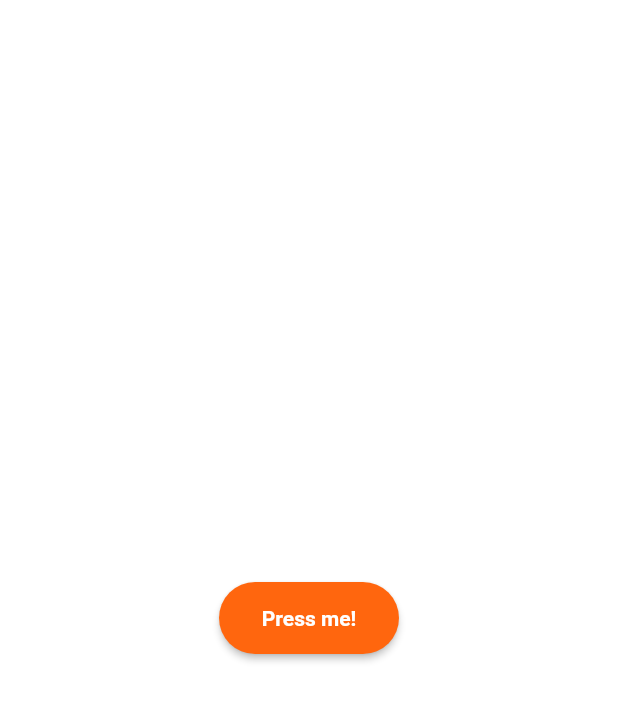
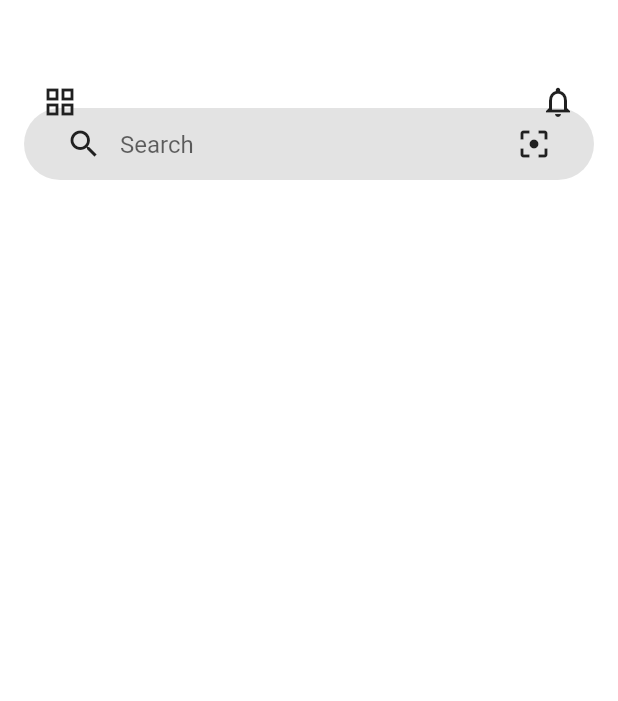
Before and after one commit to luiscl32/flutter_samples, a Flutter app: the screen it shows after launch, on a phone screen of 412 x 824 dp. Shown: the top 701 px of the screen. Run offline on Flutter 3.47's test engine with Material 2 defaults, Android fonts, the phone set to English and light mode, and no system bars; our stand-ins replace flutter_svg; missing offline and left inert: introduction_slider.

Commit message:
feat: :art: adding search bar

```diff
--- a/store_app/lib/presentation/commons/commons.dart
+++ b/store_app/lib/presentation/commons/commons.dart
@@ -1 +1,4 @@
+export 'package:store_app/presentation/commons/custom_appbar.dart';
 export 'package:store_app/presentation/commons/custom.btn.dart';
+export 'package:store_app/presentation/commons/circle_icon.btn.dart';
+export 'package:store_app/presentation/commons/custom_search_bar.dart';
--- /dev/null
+++ b/store_app/lib/presentation/commons/custom_appbar.dart
@@ -0,0 +1,37 @@
+import 'package:flutter/material.dart';
+import 'package:store_app/presentation/commons/commons.dart';
+
+class CustomAppbar extends StatelessWidget implements PreferredSizeWidget {
+  const CustomAppbar({super.key});
+
+  @override
+  Widget build(BuildContext context) {
+    return Padding(
+      padding: const EdgeInsets.only(top: kToolbarHeight),
+      child: SizedBox(
+        width: double.infinity,
+        height: 60,
+        child: Padding(
+          padding: const EdgeInsetsDirectional.symmetric(horizontal: 16),
+          child: Row(
+            mainAxisAlignment: MainAxisAlignment.spaceBetween,
+            crossAxisAlignment: CrossAxisAlignment.center,
+            children: [
+              CircleIconBtn(
+                icon: Icons.grid_view_outlined,
+                onTap: () {},
+              ),
+              CircleIconBtn(
+                icon: Icons.notifications_outlined,
+                onTap: () {},
+              ),
+            ],
+          ),
+        ),
+      ),
+    );
+  }
+
+  @override
+  Size get preferredSize => const Size.fromHeight(kToolbarHeight);
+}
--- /dev/null
+++ b/store_app/lib/presentation/commons/custom_search_bar.dart
@@ -0,0 +1,30 @@
+import 'package:flutter/material.dart';
+import 'package:store_app/presentation/config/theme.dart';
+
+class CustomSearchbar extends StatelessWidget {
+  const CustomSearchbar({super.key});
+
+  @override
+  Widget build(BuildContext context) {
+    return Container(
+      width: double.infinity,
+      height: 48,
+      decoration: BoxDecoration(
+          color: const Color(ColorsPallete.background),
+          borderRadius: BorderRadius.circular(100)),
+      padding: const EdgeInsets.symmetric(horizontal: 16),
+      child: TextField(
+        onChanged: (value) => {},
+        decoration: const InputDecoration(
+          hintText: 'Search',
+          hintStyle: TextStyle(height: 1.4),
+          border: InputBorder.none,
+          prefixIcon: Icon(Icons.search),
+          prefixIconColor: Color(ColorsPallete.text),
+          suffixIcon: Icon(Icons.filter_center_focus),
+          suffixIconColor: Color(ColorsPallete.text),
+        ),
+      ),
+    );
+  }
+}
--- a/store_app/lib/presentation/config/theme.dart
+++ b/store_app/lib/presentation/config/theme.dart
@@ -30,5 +30,9 @@ class CustomTheme {
   CustomTheme._();
   static ThemeData theme = ThemeData(
     scaffoldBackgroundColor: const Color(ColorsPallete.backgroundWhite),
+    appBarTheme: const AppBarTheme(
+      backgroundColor: Color(ColorsPallete.backgroundWhite),
+      elevation: 0,
+    ),
   );
 }
--- a/store_app/lib/presentation/screens/dashboard/dashboard.page.dart
+++ b/store_app/lib/presentation/screens/dashboard/dashboard.page.dart
@@ -1,4 +1,5 @@
 import 'package:flutter/material.dart';
+import 'package:store_app/presentation/commons/commons.dart';
 import 'package:store_app/presentation/screens/dashboard/dashboard.view.dart';
 
 class DashboardPage extends StatelessWidget {
@@ -7,6 +8,7 @@ class DashboardPage extends StatelessWidget {
   @override
   Widget build(BuildContext context) {
     return const Scaffold(
+      appBar: CustomAppbar(),
       body: DashboardView(),
     );
   }
--- a/store_app/lib/presentation/screens/dashboard/dashboard.view.dart
+++ b/store_app/lib/presentation/screens/dashboard/dashboard.view.dart
@@ -6,17 +6,16 @@ class DashboardView extends StatelessWidget {
 
   @override
   Widget build(BuildContext context) {
-    return Column(
-      children: [
-        Expanded(child: Container()),
-        Center(
-          child: CustomButton(
-            buttonText: 'Press me!',
-            onPressed: () {},
+    return const Padding(
+      padding: EdgeInsets.symmetric(horizontal: 16),
+      child: Column(
+        children: [
+          SizedBox(
+            height: 16,
           ),
-        ),
-        Expanded(child: Container()),
-      ],
+          CustomSearchbar(),
+        ],
+      ),
     );
   }
 }
```
Also changed, not shown: store_app/lib/presentation/commons/circle_icon.btn.dart (added, +43 -0 lines).
